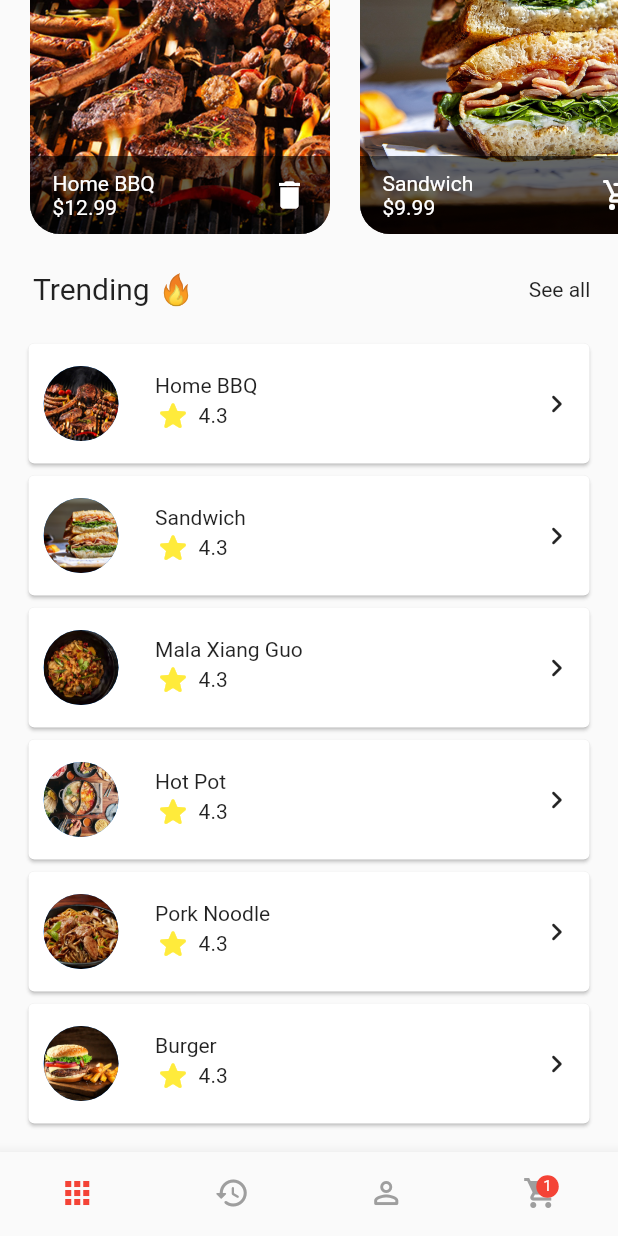
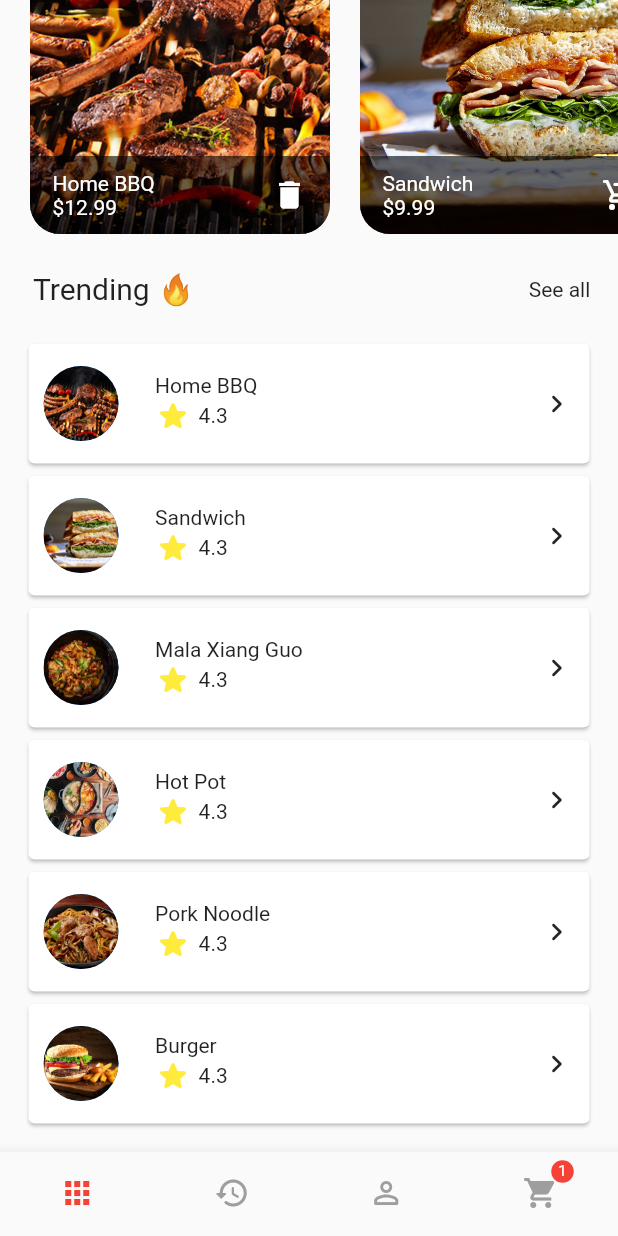
Before and after one commit to thetooaung07/flutter_foodly, a Flutter app: the screen it shows after launch, scrolled down 402 dp, after a tap on the "add shopping cart" icon, on a phone screen of 412 x 824 dp. Run offline on Flutter 3.47's test engine with Material 2 defaults, Android fonts, the phone set to English and light mode, and no system bars; our stand-ins replace dotted_border, flutter_svg.

Commit message:
Codes Update

```diff
--- a/lib/components/badge.dart
+++ b/lib/components/badge.dart
@@ -24,7 +24,7 @@ class Badge extends StatelessWidget {
             alignment: Alignment.center,
             decoration: BoxDecoration(
               shape: BoxShape.circle,
-              color: value == "0" ? Colors.grey : Colors.red,
+              color: value == "0" ? Color.fromARGB(146, 3, 3, 3) : Colors.red,
             ),
             constraints: const BoxConstraints(
               minWidth: 15,
--- a/lib/main.dart
+++ b/lib/main.dart
@@ -24,11 +24,8 @@ class MyApp extends StatelessWidget {
         providers: [
           ChangeNotifierProvider(create: (ctx) => Products()),
           ChangeNotifierProvider(create: (ctx) => Cart()),
-          // ChangeNotifierProvider(create: (ctx) => ThemeProvider())
         ],
         builder: (context, child) {
-          // final themeProvider = Provider.of<ThemeProvider>(context);
-
           return MaterialApp(
             debugShowCheckedModeBanner: false,
             onGenerateRoute: (settings) {
@@ -92,28 +89,6 @@ class _MainScreenState extends State<MainScreen> {
   @override
   Widget build(BuildContext context) {
     return Scaffold(
-      // key: scaffoldKey,
-      // drawer: MainScreenDrawer(),
-      // appBar: AppBar(
-      //   leading: IconButton(
-      //     icon: const Icon(Icons.space_dashboard_rounded),
-      //     // onPressed: () => scaffoldKey.currentState?.openDrawer(),
-      //     onPressed: () => null,
-      //   ),
-      //   title: Column(
-      //     children: const [
-      //       Text(
-      //         "Location",
-      //         style: TextStyle(fontSize: 13),
-      //       ),
-      //       Text(
-      //         "Yangon, MM",
-      //         style: TextStyle(fontSize: 15),
-      //       )
-      //     ],
-      //   ),
-      //   centerTitle: true,
-      // ),
       body: PageView(
         onPageChanged: (newIndex) {
           setState(() {
@@ -131,7 +106,6 @@ class _MainScreenState extends State<MainScreen> {
       bottomNavigationBar: BottomNavigationBar(
         selectedFontSize: 0,
         unselectedFontSize: 0,
-        // backgroundColor: Colors.transparent,
         type: BottomNavigationBarType.fixed,
         currentIndex: currentIndex,
         selectedItemColor: Colors.red,
@@ -140,21 +114,34 @@ class _MainScreenState extends State<MainScreen> {
         showSelectedLabels: false,
         onTap: onTap,
         items: [
-          BottomNavigationBarItem(icon: Icon(Icons.apps), label: "Home"),
           BottomNavigationBarItem(
-              icon: Icon(Icons.history_rounded), label: "History"),
+              icon: Padding(
+                padding: const EdgeInsets.all(10.0),
+                child: Icon(Icons.apps),
+              ),
+              label: "Home"),
           BottomNavigationBarItem(
-            icon: Icon(Icons.person_outline_rounded),
+              icon: Padding(
+                padding: const EdgeInsets.all(10.0),
+                child: Icon(Icons.history_rounded),
+              ),
+              label: "History"),
+          BottomNavigationBarItem(
+            icon: Padding(
+              padding: const EdgeInsets.all(10.0),
+              child: Icon(Icons.person_outline_rounded),
+            ),
             label: "User",
           ),
-          // BottomNavigationBarItem(icon: Icon(Icons.bar_chart), label: "Bar"),
           BottomNavigationBarItem(
               icon: Consumer<Cart>(
                 builder: (_, cart, ch) => Badge(
                   child: ch!,
                   value: cart.itemCount.toString(),
                 ),
-                child: const Icon(Icons.shopping_cart),
+                child: Padding(
+                    padding: EdgeInsets.all(10),
+                    child: const Icon(Icons.shopping_cart)),
               ),
               label: "Shopping Cart"),
         ],
--- a/lib/pages/details_page.dart
+++ b/lib/pages/details_page.dart
@@ -1,7 +1,6 @@
 import 'package:flutter/material.dart';
 import 'package:food_order/model/OrderCounter.dart';
 import 'package:food_order/providers/cart.dart';
-import 'package:food_order/providers/product.dart';
 import 'package:food_order/providers/products.dart';
 import 'package:provider/provider.dart';
 
@@ -14,8 +13,6 @@ class DetailsPage extends StatelessWidget {
   Widget build(BuildContext context) {
     final productData = Provider.of<Products>(context);
     final detailProduct = productData.getProductById(productId);
-    final cart = Provider.of<Cart>(context);
-    final cartItem = cart.getCartItemById(productId);
 
     return Scaffold(
         backgroundColor: Colors.black,
--- a/lib/pages/navpages/homepage/homepage_intro.dart
+++ b/lib/pages/navpages/homepage/homepage_intro.dart
@@ -1,6 +1,5 @@
 import 'package:flutter/material.dart';
 import 'package:food_order/components/badge.dart';
-import 'package:food_order/components/hero_dialog_route.dart';
 
 class HomePageIntro extends StatefulWidget {
   const HomePageIntro({Key? key}) : super(key: key);
--- a/pubspec.yaml
+++ b/pubspec.yaml
@@ -65,6 +65,7 @@ flutter:
   assets:
     - assets/
     - assets/images/
+    - lib/data/notifications.json
 
   # An image asset can refer to one or more resolution-specific "variants", see
   # https://flutter.dev/assets-and-images/#resolution-aware.
```
Also changed, not shown: lib/data/notifications.json (added, +20 -0 lines), lib/data/products.json (added, +52 -0 lines), lib/model/notification.dart (added, +16 -0 lines), lib/pages/product_details_page.dart (+23 -40 lines), lib/providers/product.dart (+11 -0 lines), lib/providers/products.dart (+64 -0 lines).
